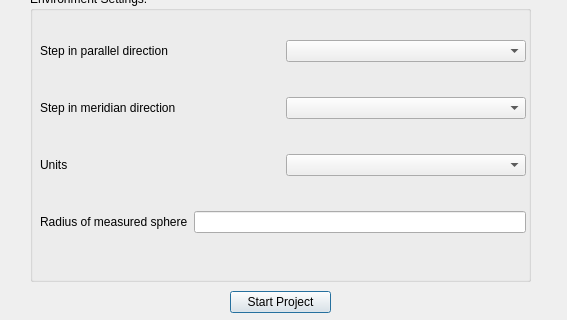
Old version of the form setup-project-dialog-window.ui in the repository wszechmogacy/photometric-curves; both pictures show x 0 to 567 and y 279 to 599 of the 567 by 599 pixel window.
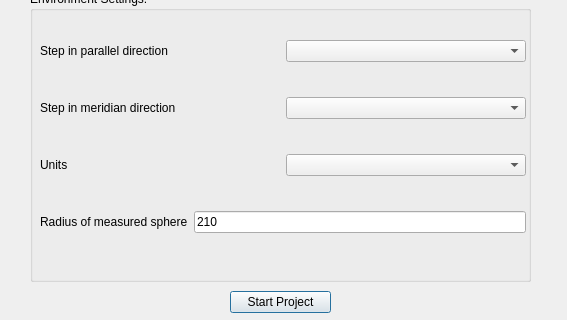
New version of the form.

Commit message: setting combobox in setup window

What changed in the file:
```diff
--- a/setup-project-dialog-window.ui
+++ b/setup-project-dialog-window.ui
@@ -205,7 +205,11 @@
         </widget>
        </item>
        <item>
-        <widget class="QLineEdit" name="radiusField"/>
+        <widget class="QLineEdit" name="radiusField">
+         <property name="text">
+          <string>210</string>
+         </property>
+        </widget>
        </item>
       </layout>
      </item>
```
Left out of the diff: 6 changed lines with no effect on the pictures. The commit also changes 2 other files.
